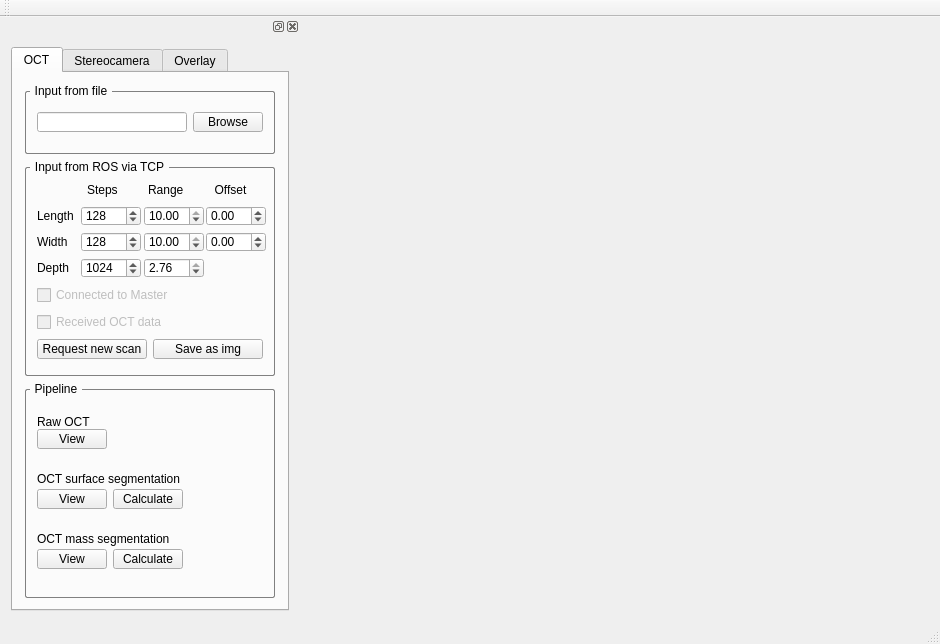
The window that form.ui (1danielcoelho/OCT_overlay) describes before a commit, drawn with Qt 5.
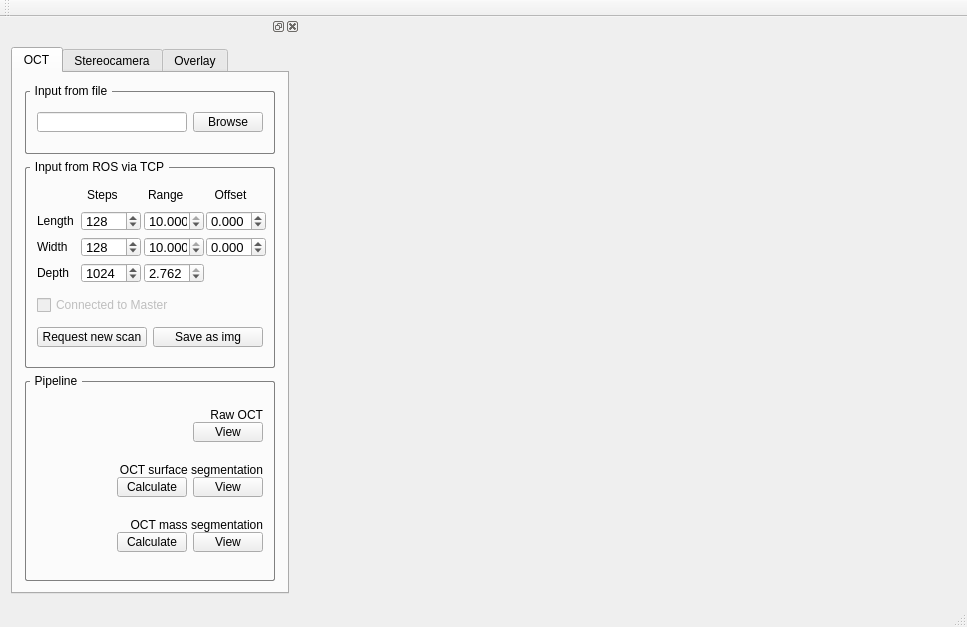
The same window after the commit. Custom widgets are drawn as their Qt base class.

Commit message: Implements OCTinfo struct; Implements FileManager; Has QNode and Form write their uchar arrays to a file to save RAM, maybe do the same for PCL clouds (harder to write a vtkPolyData in binary and XML takes too long); Keeps proper track of all the ranges and offsets, both while rendering and while saving/opening a file

What changed in the file:
```diff
--- a/form.ui
+++ b/form.ui
@@ -6,8 +6,8 @@
    <rect>
     <x>0</x>
     <y>0</y>
-    <width>940</width>
-    <height>644</height>
+    <width>967</width>
+    <height>627</height>
    </rect>
   </property>
   <property name="windowTitle">
@@ -407,6 +407,11 @@
                     <height>20</height>
                    </size>
                   </property>
+                  <property name="font">
+                   <font>
+                    <pointsize>10</pointsize>
+                   </font>
+                  </property>
                   <property name="minimum">
                    <number>1</number>
                   </property>
@@ -438,6 +443,14 @@
                     <height>20</height>
                    </size>
                   </property>
+                  <property name="font">
+                   <font>
+                    <pointsize>10</pointsize>
+                   </font>
+                  </property>
+                  <property name="decimals">
+                   <number>3</number>
+                  </property>
                   <property name="maximum">
                    <double>10.000000000000000</double>
                   </property>
@@ -466,6 +479,14 @@
                     <height>20</height>
                    </size>
                   </property>
+                  <property name="font">
+                   <font>
+                    <pointsize>10</pointsize>
+                   </font>
+                  </property>
+                  <property name="decimals">
+                   <number>3</number>
+                  </property>
                   <property name="minimum">
                    <double>-10.000000000000000</double>
                   </property>
@@ -523,6 +544,11 @@
                     <height>20</height>
                    </size>
                   </property>
+                  <property name="font">
+                   <font>
+                    <pointsize>10</pointsize>
+                   </font>
+                  </property>
                   <property name="minimum">
                    <number>1</number>
                   </property>
@@ -554,6 +580,14 @@
                     <height>20</height>
                    </size>
                   </property>
+                  <property name="font">
+                   <font>
+                    <pointsize>10</pointsize>
+                   </font>
+                  </property>
+                  <property name="decimals">
+                   <number>3</number>
+                  </property>
                   <property name="maximum">
                    <double>10.000000000000000</double>
                   </property>
@@ -582,6 +616,14 @@
                     <height>20</height>
                    </size>
                   </property>
+                  <property name="font">
+                   <font>
+                    <pointsize>10</pointsize>
+                   </font>
+                  </property>
+                  <property name="decimals">
+                   <number>3</number>
+                  </property>
                   <property name="minimum">
                    <double>-10.000000000000000</double>
                   </property>
@@ -642,6 +684,11 @@
                     <height>20</height>
                    </size>
                   </property>
+                  <property name="font">
+                   <font>
+                    <pointsize>10</pointsize>
+                   </font>
+                  </property>
                   <property name="minimum">
                    <number>1</number>
                   </property>
@@ -673,11 +720,22 @@
                     <height>20</height>
                    </size>
                   </property>
+                  <property name="font">
+                   <font>
+                    <pointsize>10</pointsize>
+                   </font>
+                  </property>
+                  <property name="decimals">
+                   <number>3</number>
+                  </property>
                   <property name="maximum">
-                   <double>2.760000000000000</double>
+                   <double>2.762000000000000</double>
+                  </property>
+                  <property name="singleStep">
+                   <double>0.100000000000000</double>
                   </property>
                   <property name="value">
-                   <double>2.760000000000000</double>
+                   <double>2.762000000000000</double>
                   </property>
                  </widget>
                 </item>
@@ -701,19 +759,6 @@
               </item>
              </layout>
             </item>
-            <item row="2" column="0">
-             <widget class="QCheckBox" name="received_data_checkbox">
-              <property name="enabled">
-               <bool>false</bool>
-              </property>
-              <property name="text">
-               <string>Received OCT data</string>
-              </property>
-              <property name="checkable">
-               <bool>true</bool>
-              </property>
-             </widget>
-            </item>
            </layout>
           </widget>
          </item>
@@ -779,50 +824,15 @@
                   <property name="text">
                    <string>Raw OCT</string>
                   </property>
+                  <property name="alignment">
+                   <set>Qt::AlignRight|Qt::AlignTrailing|Qt::AlignVCenter</set>
+                  </property>
                  </widget>
                 </item>
-                <item>
-                 <spacer name="horizontalSpacer_3">
-                  <property name="orientation">
-                   <enum>Qt::Horizontal</enum>
-                  </property>
-                  <property name="sizeHint" stdset="0">
-                   <size>
-                    <width>40</width>
-                    <height>14</height>
-                   </size>
-                  </property>
-                 </spacer>
-                </item>
                </layout>
               </item>
               <item>
                <layout class="QHBoxLayout" name="horizontalLayout_2">
-                <item>
-                 <widget class="QPushButton" name="view_raw_oct_button">
-                  <property name="sizePolicy">
-                   <sizepolicy hsizetype="Fixed" vsizetype="Fixed">
-                    <horstretch>0</horstretch>
-                    <verstretch>0</verstretch>
-                   </sizepolicy>
-                  </property>
-                  <property name="minimumSize">
-                   <size>
-                    <width>70</width>
-                    <height>20</height>
-                   </size>
-                  </property>
-                  <property name="maximumSize">
-                   <size>
-                    <width>70</width>
-                    <height>20</height>
-                   </size>
-                  </property>
-                  <property name="text">
-                   <string>View</string>
-                  </property>
-                 </widget>
-                </item>
                 <item>
                  <spacer name="horizontalSpacer_4">
                   <property name="orientation">
@@ -836,6 +846,31 @@
                   </property>
                  </spacer>
                 </item>
+                <item>
+                 <widget class="QPushButton" name="view_raw_oct_button">
+                  <property name="sizePolicy">
+                   <sizepolicy hsizetype="Fixed" vsizetype="Fixed">
+                    <horstretch>0</horstretch>
+                    <verstretch>0</verstretch>
+                   </sizepolicy>
+                  </property>
+                  <property name="minimumSize">
+                   <size>
+                    <width>70</width>
+                    <height>20</height>
+                   </size>
+                  </property>
+                  <property name="maximumSize">
+                   <size>
+                    <width>70</width>
+                    <height>20</height>
+                   </size>
+                  </property>
+                  <property name="text">
+                   <string>View</string>
+                  </property>
+                 </widget>
+                </item>
                </layout>
               </item>
              </layout>
@@ -858,75 +893,15 @@
                   <property name="text">
                    <string>OCT surface segmentation</string>
                   </property>
+                  <property name="alignment">
+                   <set>Qt::AlignRight|Qt::AlignTrailing|Qt::AlignVCenter</set>
+                  </property>
                  </widget>
                 </item>
-                <item>
-                 <spacer name="horizontalSpacer_5">
-                  <property name="orientation">
-                   <enum>Qt::Horizontal</enum>
-                  </property>
-                  <property name="sizeHint" stdset="0">
-                   <size>
-                    <width>68</width>
-                    <height>20</height>
-                   </size>
-                  </property>
-                 </spacer>
-                </item>
                </layout>
               </item>
               <item>
                <layout class="QHBoxLayout" name="horizontalLayout_4">
-                <item>
-                 <widget class="QPushButton" name="view_oct_surf_button">
-                  <property name="sizePolicy">
-                   <sizepolicy hsizetype="Fixed" vsizetype="Fixed">
-                    <horstretch>0</horstretch>
-                    <verstretch>0</verstretch>
-                   </sizepolicy>
-                  </property>
-                  <property name="minimumSize">
-                   <size>
-                    <width>70</width>
-                    <height>20</height>
-                   </size>
-                  </property>
-                  <property name="maximumSize">
-                   <size>
-                    <width>70</width>
-                    <height>20</height>
-                   </size>
-                  </property>
-                  <property name="text">
-                   <string>View</string>
-                  </property>
-                 </widget>
-                </item>
-                <item>
-                 <widget class="QPushButton" name="calc_oct_surf_button">
-                  <property name="sizePolicy">
-                   <sizepolicy hsizetype="Fixed" vsizetype="Fixed">
-                    <horstretch>0</horstretch>
-                    <verstretch>0</verstretch>
-                   </sizepolicy>
-                  </property>
-                  <property name="minimumSize">
-                   <size>
-                    <width>70</width>
-                    <height>20</height>
-                   </size>
-                  </property>
-                  <property name="maximumSize">
-                   <size>
-                    <width>70</width>
-                    <height>20</height>
-                   </size>
-                  </property>
-                  <property name="text">
-                   <string>Calculate</string>
-                  </property>
-                 </widget>
-                </item>
                 <item>
                  <spacer name="horizontalSpacer_6">
                   <property name="orientation">
@@ -935,11 +910,61 @@
                   <property name="sizeHint" stdset="0">
                    <size>
                     <width>40</width>
-                    <height>20</height>
+                    <height>14</height>
                    </size>
                   </property>
                  </spacer>
                 </item>
+                <item>
+                 <widget class="QPushButton" name="calc_oct_surf_button">
+                  <property name="sizePolicy">
+                   <sizepolicy hsizetype="Fixed" vsizetype="Fixed">
+                    <horstretch>0</horstretch>
+                    <verstretch>0</verstretch>
+                   </sizepolicy>
+                  </property>
+                  <property name="minimumSize">
+                   <size>
+                    <width>70</width>
+                    <height>20</height>
+                   </size>
+                  </property>
+                  <property name="maximumSize">
+                   <size>
+                    <width>70</width>
+                    <height>20</height>
+                   </size>
+                  </property>
+                  <property name="text">
+                   <string>Calculate</string>
+                  </property>
+                 </widget>
+                </item>
+                <item>
+                 <widget class="QPushButton" name="view_oct_surf_button">
+                  <property name="sizePolicy">
+                   <sizepolicy hsizetype="Fixed" vsizetype="Fixed">
+                    <horstretch>0</horstretch>
+                    <verstretch>0</verstretch>
+                   </sizepolicy>
+                  </property>
+                  <property name="minimumSize">
+                   <size>
+                    <width>70</width>
+                    <height>20</height>
+                   </size>
+                  </property>
+                  <property name="maximumSize">
+                   <size>
+                    <width>70</width>
+                    <height>20</height>
+                   </size>
+                  </property>
+                  <property name="text">
+                   <string>View</string>
+                  </property>
+                 </widget>
+                </item>
                </layout>
               </item>
              </layout>
@@ -962,75 +987,15 @@
                   <property name="text">
                    <string>OCT mass segmentation</string>
                   </property>
+                  <property name="alignment">
+                   <set>Qt::AlignRight|Qt::AlignTrailing|Qt::AlignVCenter</set>
+                  </property>
                  </widget>
                 </item>
-                <item>
-                 <spacer name="horizontalSpacer_7">
-                  <property name="orientation">
-                   <enum>Qt::Horizontal</enum>
-                  </property>
-                  <property name="sizeHint" stdset="0">
-                   <size>
-                    <width>40</width>
-                    <height>20</height>
-                   </size>
-                  </property>
-                 </spacer>
-                </item>
                </layout>
               </item>
               <item>
                <layout class="QHBoxLayout" name="horizontalLayout_7">
-                <item>
-                 <widget class="QPushButton" name="view_oct_mass_button">
-                  <property name="sizePolicy">
-                   <sizepolicy hsizetype="Fixed" vsizetype="Fixed">
-                    <horstretch>0</horstretch>
-                    <verstretch>0</verstretch>
-                   </sizepolicy>
-                  </property>
-                  <property name="minimumSize">
-                   <size>
-                    <width>70</width>
-                    <height>20</height>
-                   </size>
-                  </property>
-                  <property name="maximumSize">
-                   <size>
-                    <width>70</width>
-                    <height>20</height>
-                   </size>
-                  </property>
-                  <property name="text">
-                   <string>View</string>
-                  </property>
-                 </widget>
-                </item>
-                <item>
-                 <widget class="QPushButton" name="calc_oct_mass_button">
-                  <property name="sizePolicy">
-                   <sizepolicy hsizetype="Fixed" vsizetype="Fixed">
-                    <horstretch>0</horstretch>
-                    <verstretch>0</verstretch>
-                   </sizepolicy>
-                  </property>
-                  <property name="minimumSize">
-                   <size>
-                    <width>70</width>
-                    <height>20</height>
-                   </size>
-                  </property>
-                  <property name="maximumSize">
-                   <size>
-                    <width>70</width>
-                    <height>20</height>
-                   </size>
-                  </property>
-                  <property name="text">
-                   <string>Calculate</string>
-                  </property>
-                 </widget>
-                </item>
                 <item>
                  <spacer name="horizontalSpacer_8">
                   <property name="orientation">
@@ -1039,11 +1004,61 @@
                   <property name="sizeHint" stdset="0">
                    <size>
                     <width>40</width>
-                    <height>20</height>
+                    <height>14</height>
                    </size>
                   </property>
                  </spacer>
                 </item>
+                <item>
+                 <widget class="QPushButton" name="calc_oct_mass_button">
+                  <property name="sizePolicy">
+                   <sizepolicy hsizetype="Fixed" vsizetype="Fixed">
+                    <horstretch>0</horstretch>
+                    <verstretch>0</verstretch>
+                   </sizepolicy>
+                  </property>
+                  <property name="minimumSize">
+                   <size>
+                    <width>70</width>
+                    <height>20</height>
+                   </size>
+                  </property>
+                  <property name="maximumSize">
+                   <size>
+                    <width>70</width>
+                    <height>20</height>
+                   </size>
+                  </property>
+                  <property name="text">
+                   <string>Calculate</string>
+                  </property>
+                 </widget>
+                </item>
+                <item>
+                 <widget class="QPushButton" name="view_oct_mass_button">
+                  <property name="sizePolicy">
+                   <sizepolicy hsizetype="Fixed" vsizetype="Fixed">
+                    <horstretch>0</horstretch>
+                    <verstretch>0</verstretch>
+                   </sizepolicy>
+                  </property>
+                  <property name="minimumSize">
+                   <size>
+                    <width>70</width>
+                    <height>20</height>
+                   </size>
+                  </property>
+                  <property name="maximumSize">
+                   <size>
+                    <width>70</width>
+                    <height>20</height>
+                   </size>
+                  </property>
+                  <property name="text">
+                   <string>View</string>
+                  </property>
+                 </widget>
+                </item>
                </layout>
               </item>
              </layout>
```
Left out of the diff: 2 changed lines with no effect on the pictures. The commit also changes 12 other files.
